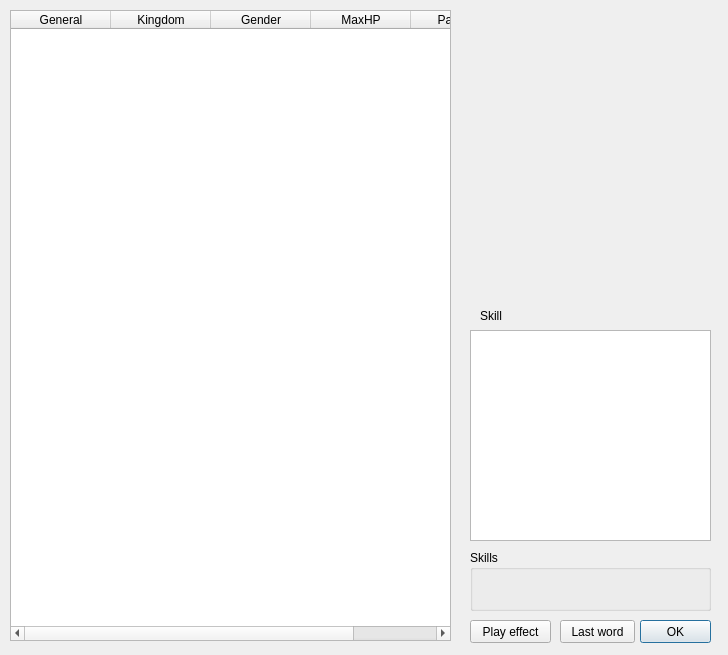
Old version of the form src/generaloverview.ui in the repository Mogara/QSanguosha.
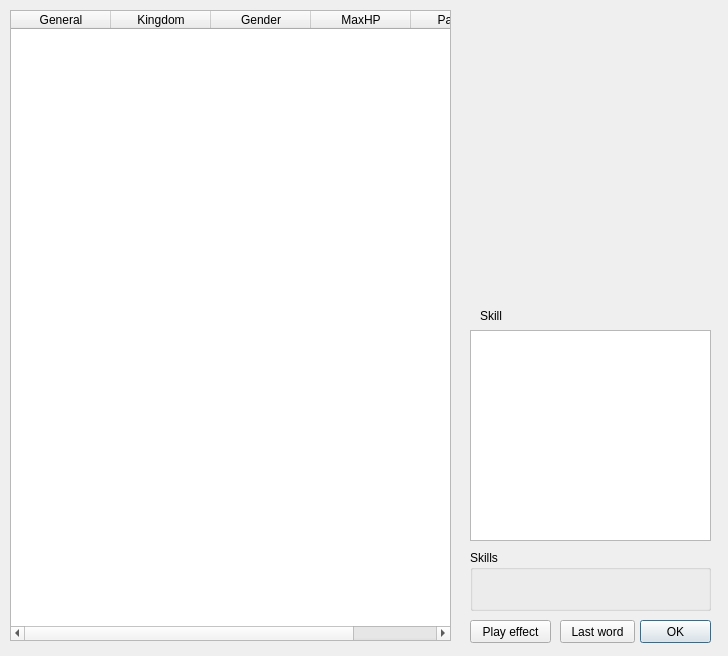
New version of the form. Icons and pictures are not drawn.

```diff
--- a/src/generaloverview.ui
+++ b/src/generaloverview.ui
@@ -10,7 +10,7 @@
     <x>0</x>
     <y>0</y>
     <width>728</width>
-    <height>655</height>
+    <height>656</height>
    </rect>
   </property>
   <property name="windowTitle">
```
